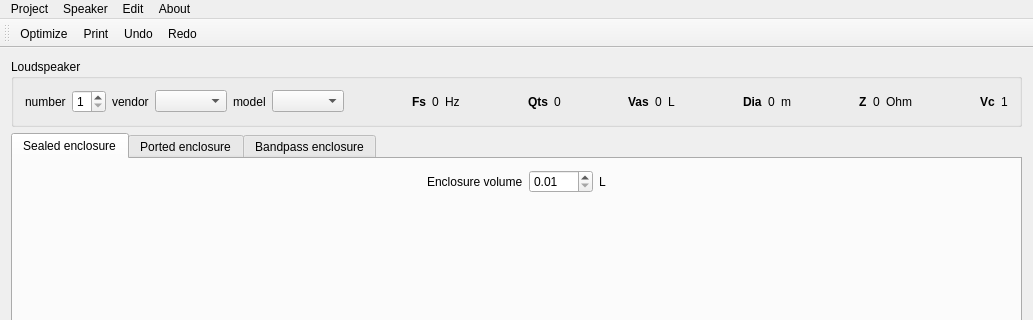
Before: the Qt Designer form mainwindow.ui in be1/qspeakers, drawn with Qt 5; both pictures show x 0 to 1033 and y 0 to 320 of the 1033 by 720 pixel window.
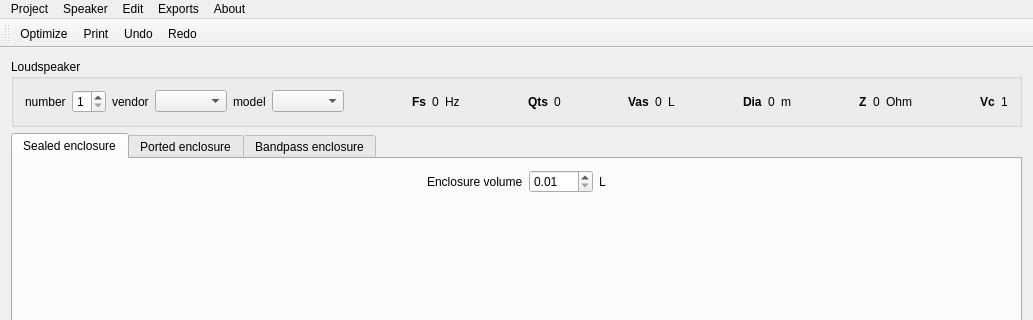
After: the same form once the commit is applied. Icons and pictures are not drawn.

```diff
--- a/mainwindow.ui
+++ b/mainwindow.ui
@@ -995,9 +995,18 @@
     <addaction name="actionSpeakerSearch"/>
     <addaction name="actionSpeakerRemove"/>
    </widget>
+   <widget class="QMenu" name="menuExports">
+    <property name="title">
+     <string>Exports</string>
+    </property>
+    <addaction name="actionCurve_Plot"/>
+    <addaction name="action3D_OpenScad"/>
+    <addaction name="action2D_OpenScad"/>
+   </widget>
    <addaction name="menuProject"/>
    <addaction name="menuSpeaker"/>
    <addaction name="menuEdit"/>
+   <addaction name="menuExports"/>
    <addaction name="menuAbout"/>
   </widget>
   <widget class="QToolBar" name="mainToolBar">
```
Left out of the diff: 21 changed lines with no effect on the pictures.
